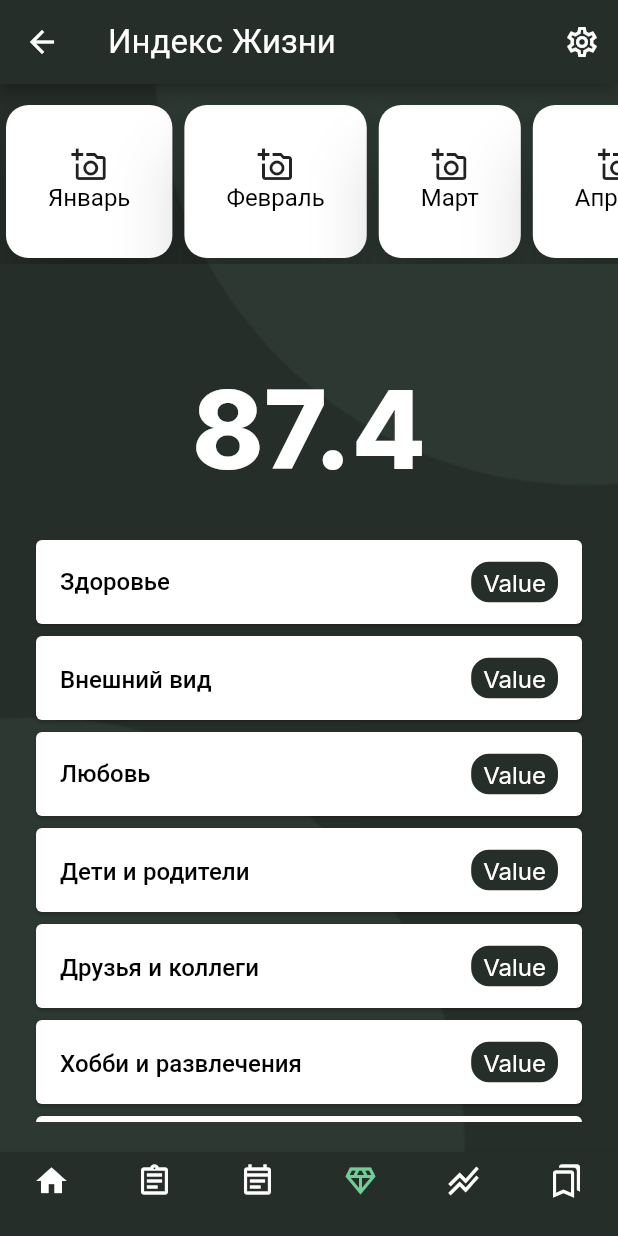
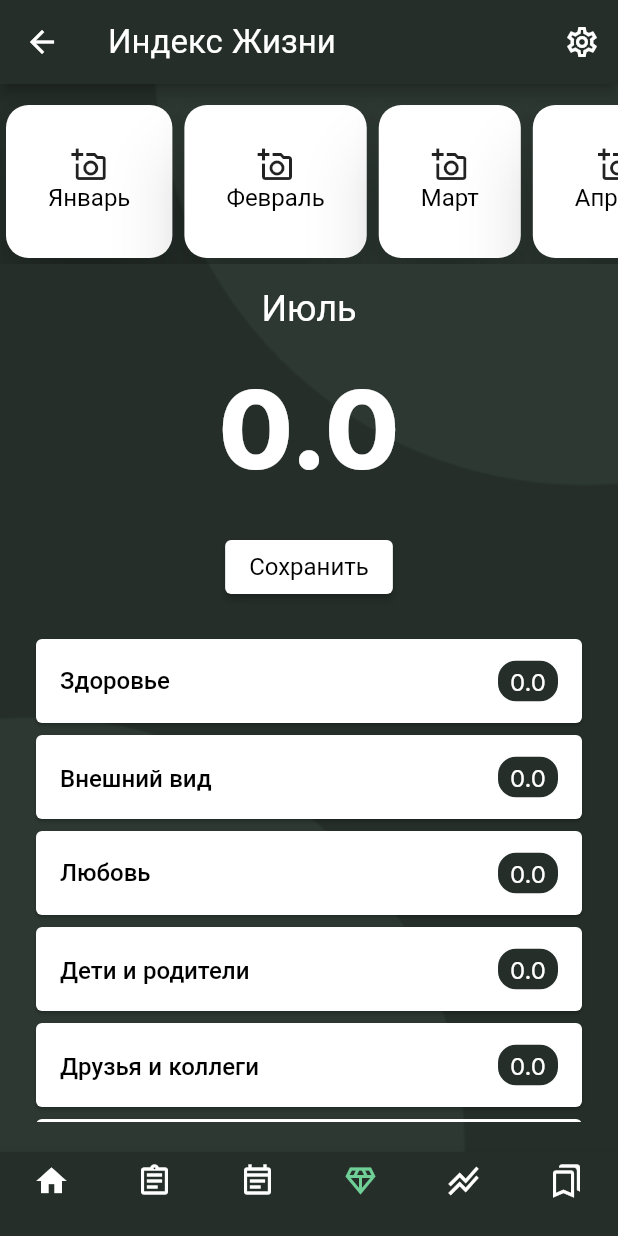
Before and after one commit to artemka-web3/IamAppV2, a Flutter app: the MyApp screen opened directly, item 4 of the bottom bar chosen, on a phone screen of 412 x 824 dp. Run offline on Flutter 3.47's test engine with Material 2 defaults, Android fonts, the phone set to English and light mode, and no system bars; our stand-ins replace bloc, firebase_auth, firebase_core, firebase_database, flutter_bloc, flutter_svg and 2 more; accounts and stored records are empty; project files that could hold a hidden picture were left out.

Commit message:
Index of life

```diff
--- /dev/null
+++ b/lib/classes/models/life_index.dart
@@ -0,0 +1,75 @@
+// ignore_for_file: public_member_api_docs, sort_constructors_first
+import 'dart:convert';
+
+import 'package:flutter/foundation.dart';
+
+class LifeIndex {
+  final DateTime date;
+  List<double>? indexes;
+
+  double get lifeIndex {
+    if (indexes != null) {
+      double buffer = 0;
+      for (var i in indexes!) {
+        buffer += i;
+      }
+      return buffer;
+    } else {
+      return 0;
+    }
+  }
+
+  LifeIndex({
+    required this.date,
+    this.indexes = const [],
+  }) {
+    if (indexes == null) {
+      indexes = [];
+      for (var i = 0; i < 20; i++) {
+        indexes!.add(0);
+      }
+    }
+  }
+
+  LifeIndex copyWith({
+    DateTime? date,
+  }) {
+    return LifeIndex(
+      date: date ?? this.date,
+    );
+  }
+
+  Map<String, dynamic> toMap() {
+    return <String, dynamic>{
+      'date': date.millisecondsSinceEpoch,
+      'indexes': indexes,
+    };
+  }
+
+  factory LifeIndex.fromMap(Map<String, dynamic> map) {
+    return LifeIndex(
+      date: DateTime.fromMillisecondsSinceEpoch(map['date'] as int),
+      indexes: (map['indexes'] as List<dynamic>).map((e) {
+        return double.parse(e.toString());
+      }).toList(),
+    );
+  }
+
+  String toJson() => json.encode(toMap());
+
+  factory LifeIndex.fromJson(String source) =>
+      LifeIndex.fromMap(json.decode(source) as Map<String, dynamic>);
+
+  @override
+  String toString() => 'LifeIndex(date: $date, indexes: $indexes)';
+
+  @override
+  bool operator ==(covariant LifeIndex other) {
+    if (identical(this, other)) return true;
+
+    return other.date == date && listEquals(other.indexes, indexes);
+  }
+
+  @override
+  int get hashCode => date.hashCode ^ indexes.hashCode;
+}
--- a/lib/classes/models/user.dart
+++ b/lib/classes/models/user.dart
@@ -4,6 +4,7 @@
 import 'package:flutter/foundation.dart';
 import 'package:i_am_app/classes/models/case.dart';
 import 'package:i_am_app/classes/models/plan.dart';
+import 'package:i_am_app/classes/models/life_index.dart';
 
 import 'goal.dart';
 
@@ -12,6 +13,8 @@
   final String? id;
   final bool? isWoman;
   final DateTime? birth;
+
+  List<LifeIndex> index;
 
   List<Goal> goals;
   List<Case> cases;
@@ -24,6 +27,7 @@
     this.id,
     this.isWoman,
     this.birth,
+    this.index = const [],
     this.goals = const [],
     this.cases = const [],
     this.years = const [],
@@ -62,6 +66,7 @@
       'cases': cases.map((x) => x.toMap()).toList(),
       'plan_years': years.map((x) => x.toMap()).toList(),
       'plan_month': month.map((x) => x.toMap()).toList(),
+      'index': index.map((x) => x.toMap()).toList(),
     };
   }
 
@@ -95,6 +100,12 @@
           ? (map['plan_month'] as Map<String, dynamic>)
               .entries
               .map((e) => Plan.fromMap(e.value))
+              .toList()
+          : [],
+      index: map['index'] != null
+          ? (map['index'] as Map<String, dynamic>)
+              .entries
+              .map((e) => LifeIndex.fromMap(e.value))
               .toList()
           : [],
     );
--- a/lib/pages/bloc/bloc/user_event.dart
+++ b/lib/pages/bloc/bloc/user_event.dart
@@ -70,3 +70,9 @@
 
   AddPlan({required super.phone, required this.plan, required this.isYears});
 }
+
+class UpdateIndex extends UserEvent {
+  final LifeIndex index;
+
+  UpdateIndex({required super.phone, required this.index});
+}
--- a/lib/pages/index_of_life.dart
+++ b/lib/pages/index_of_life.dart
@@ -1,4 +1,7 @@
 import 'package:flutter/material.dart';
+import 'package:flutter_bloc/flutter_bloc.dart';
+import 'package:i_am_app/pages/bloc/bloc/user_bloc.dart';
+import 'package:i_am_app/classes/models/life_index.dart' as li;
 
 class LifeIndex extends StatefulWidget {
   const LifeIndex({super.key});
@@ -8,7 +11,7 @@
 }
 
 class _LifeIndexState extends State<LifeIndex> {
-  String _currentMonth = "";
+  int indexMonth = DateTime.now().month;
 
   List<String> months = [
     'Январь',
@@ -47,29 +50,6 @@
     'Уверенность в себе',
   ];
   final _controller = TextEditingController();
-  void _displayDialog(BuildContext context) async {
-    return showDialog(
-        context: context,
-        builder: (context) {
-          return AlertDialog(
-            title: Text('Введите текст'),
-            content: TextFormField(
-              // Вместо controller вы также можете использовать onChanged метод для получения значения введенного текста
-              controller: _controller,
-              decoration: InputDecoration(hintText: "Введите текст"),
-            ),
-            actions: <Widget>[
-              ElevatedButton(
-                child: new Text('СОХРАНИТЬ'),
-                onPressed: () {
-                  //Закрывает диалоговое окно и возвращает введенное значение
-                  Navigator.of(context).pop();
-                },
-              )
-            ],
-          );
-        });
-  }
 
   @override
   void dispose() {
@@ -81,7 +61,28 @@
   Widget build(BuildContext context) {
     return Padding(
       padding: EdgeInsets.only(top: 10.0),
-      child: Column(
+      child: BlocBuilder<UserBloc, UserState>(
+        builder: (context, state) {
+          if (state is UserInitial) {
+            List<double> buf = [];
+            for (var i = 0; i < 20; i++) {
+              buf.add(0);
+            }
+            li.LifeIndex data = li.LifeIndex(
+                date: DateTime(
+                  DateTime.now().year,
+                  DateTime.now().month,
+                ),
+                indexes: buf);
+            if (state.user.index.isNotEmpty) {
+              for (var i in state.user.index) {
+                if (i.date.month == indexMonth) {
+                  data = i;
+                  break;
+                }
+              }
+            }
+            return Column(
               children: [
                 Container(
                     height: 110,
@@ -89,6 +90,9 @@
                       scrollDirection: Axis.horizontal,
                       itemCount: months.length,
                       itemBuilder: (context, index) {
+                        if (index == 0) {
+                          return SizedBox();
+                        }
                         return InkWell(
                             child: Card(
                                 shape: RoundedRectangleBorder(
@@ -99,11 +103,17 @@
                                         padding: EdgeInsets.all(28),
                                         child: Column(children: [
                                           Icon(Icons.add_a_photo_outlined),
-                                    Text(months[index])
+                                          Text(months[index - 1])
                                         ])))),
                             onTap: () {
+                              for (var i in state.user.index) {
+                                if (i.date.month == index) {
+                                  data = i;
+                                  break;
+                                }
+                              }
                               setState(() {
-                          _currentMonth = months[index];
+                                indexMonth = index;
                               });
                             });
                       },
@@ -111,7 +121,7 @@
                 Container(
                   height: 60,
                   child: Center(
-                child: Text(_currentMonth,
+                      child: Text(months[indexMonth - 1],
                           style: TextStyle(
                               color: Colors.white,
                               fontSize: 24,
@@ -120,12 +130,27 @@
                 Container(
                   height: 100,
                   child: Center(
-                child: Text("87.4",
+                      child: Text(
+                          (data != null) ? data!.lifeIndex.toString() : "-",
                           style: TextStyle(
                               color: Colors.white,
                               fontSize: 72,
                               fontWeight: FontWeight.w800))),
                 ),
+                SizedBox(
+                  height: 18.0,
+                ),
+                ElevatedButton(
+                    style: ButtonStyle(
+                        backgroundColor:
+                            MaterialStatePropertyAll(Colors.white)),
+                    onPressed: () => context
+                        .read<UserBloc>()
+                        .add(UpdateIndex(phone: state.user.phone, index: data)),
+                    child: Text(
+                      'Сохранить',
+                      style: Theme.of(context).textTheme.bodyMedium,
+                    )),
                 Expanded(
                     child: Padding(
                   padding: EdgeInsets.all(20),
@@ -137,7 +162,8 @@
                           return Card(
                               child: ListTile(
                                   shape: RoundedRectangleBorder(
-                                borderRadius: BorderRadius.circular(15.0)),
+                                      borderRadius:
+                                          BorderRadius.circular(15.0)),
                                   title: Text(
                                     spheres[index],
                                     style: TextStyle(
@@ -152,18 +178,65 @@
                                       borderRadius: BorderRadius.circular(12),
                                     ),
                                     child: Text(
-                                'Value',
+                                      data.indexes![index].toString(),
                                       style: TextStyle(
                                           color: Colors.white, fontSize: 16.0),
                                     ),
                                   ),
                                   onTap: () {
-                              _displayDialog(context);
+                                    showDialog(
+                                        context: context,
+                                        builder: (context) {
+                                          return AlertDialog(
+                                            title: Text('Введите текст'),
+                                            content: TextFormField(
+                                              keyboardType:
+                                                  TextInputType.number,
+                                              // Вместо controller вы также можете использовать onChanged метод для получения значения введенного текста
+                                              controller: _controller,
+                                              style: Theme.of(context)
+                                                  .textTheme
+                                                  .bodyMedium,
+                                              decoration: InputDecoration(
+                                                  hintText: "Введите текст",
+                                                  hintStyle: TextStyle(
+                                                      color: Colors.grey)),
+                                            ),
+                                            actions: <Widget>[
+                                              ElevatedButton(
+                                                child: Text('СОХРАНИТЬ'),
+                                                onPressed: () {
+                                                  data.indexes![index] =
+                                                      double.tryParse(
+                                                              _controller
+                                                                  .text) ??
+                                                          data.indexes![index];
+                                                  context.read<UserBloc>().add(
+                                                      UpdateIndex(
+                                                          phone:
+                                                              state.user.phone,
+                                                          index: data));
+                                                  Navigator.of(context).pop();
+                                                },
+                                              )
+                                            ],
+                                          );
+                                        });
+                                    ;
                                   }));
                         }),
                   ),
                 ))
               ],
+            );
+          } else {
+            return Center(
+              child: CircularProgressIndicator(
+                color: Colors.black,
+              ),
+            );
+          }
+        },
       ),
     );
   }
```
Also changed, not shown: lib/classes/services/firebase_realtime_service.dart (+19 -0 lines), lib/pages/bloc/bloc/user_bloc.dart (+7 -0 lines). Lines whose indentation alone changed are shown as unchanged.
